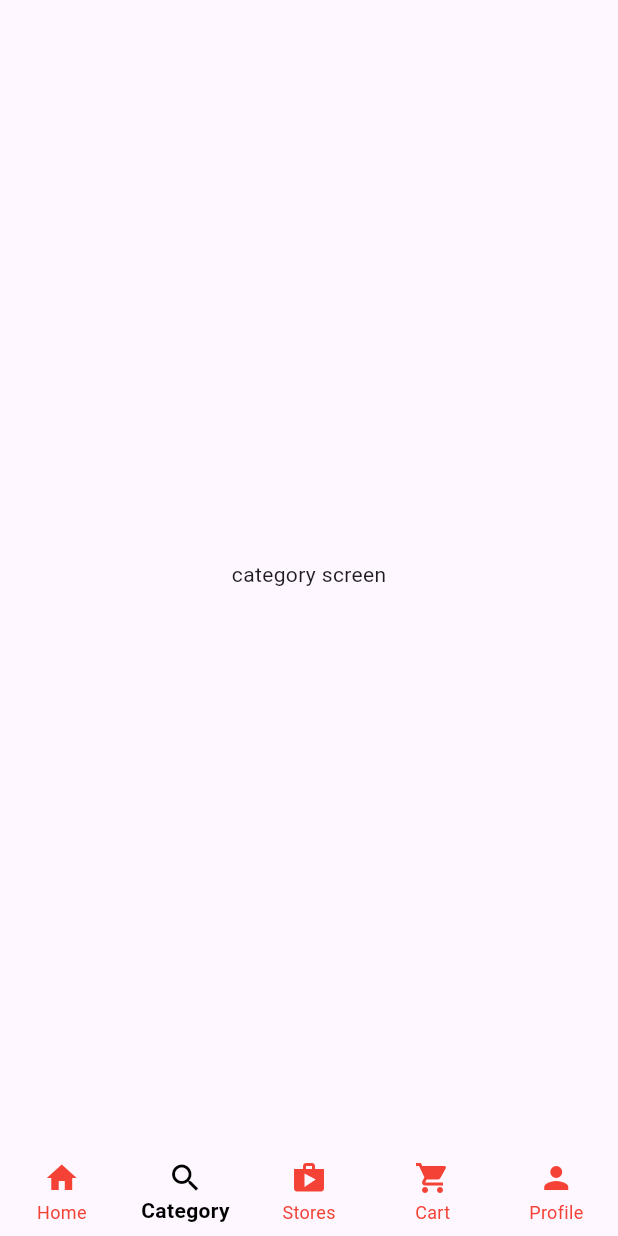
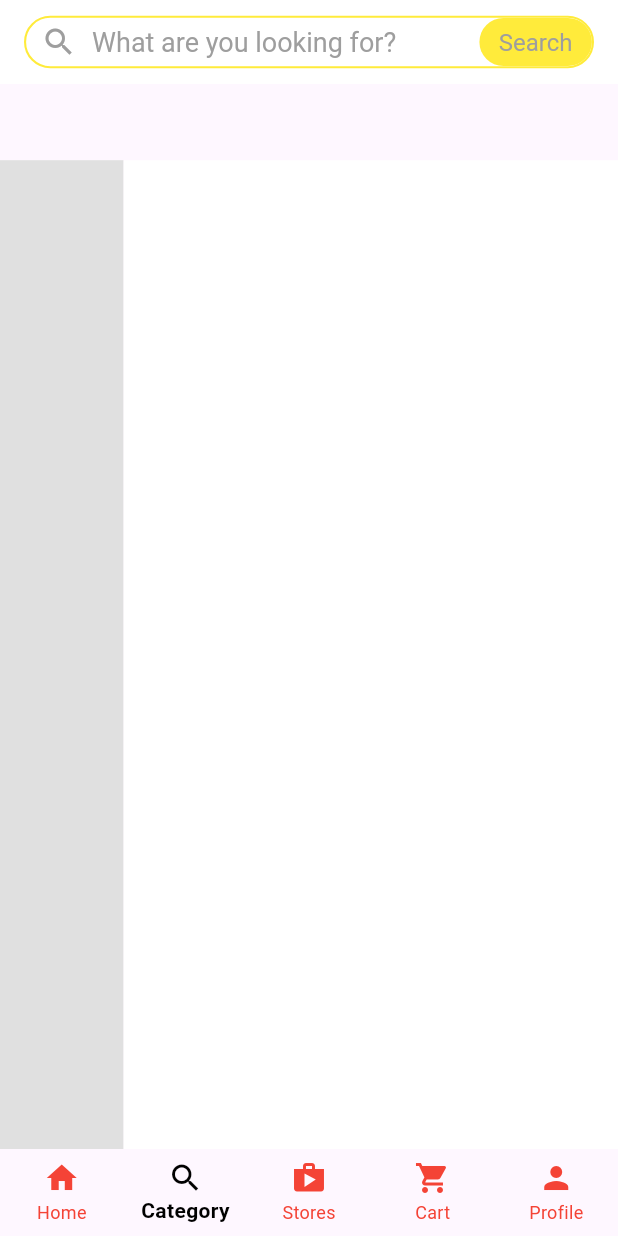
Before and after one commit to Xcheche/multi_store_app, a Flutter app: the screen it shows after launch, item 2 of the bottom bar chosen, on a phone screen of 412 x 824 dp. Run offline on Flutter 3.47's test engine with Material 3 defaults, Android fonts, the phone set to English and light mode, and no system bars.

Commit message:
category_screen implemented

```diff
--- /dev/null
+++ b/lib/main_screens/category.dart
@@ -0,0 +1,53 @@
+import 'package:flutter/material.dart';
+import 'package:multi_store_app/widgets/fake_search.dart';
+
+class CategoryScreen extends StatefulWidget {
+  const CategoryScreen({Key? key}) : super(key: key);
+
+  @override
+  State<CategoryScreen> createState() => _CategoryScreenState();
+}
+
+class _CategoryScreenState extends State<CategoryScreen> {
+  @override
+  Widget build(BuildContext context) {
+    var size = MediaQuery.of(context).size;
+    return Scaffold(
+      appBar: AppBar(
+        elevation: 0,
+        backgroundColor: Colors.white,
+        title: const fakesearch(),
+      ),
+      body: Stack(
+        children: [
+          Positioned(
+            bottom: 0,
+            left: 0,
+            child: sideNavigator(size),
+          ),
+          Positioned(
+            bottom: 0,
+            right: 0,
+            child: categoryView(size),
+          ),
+        ],
+      ),
+    );
+  }
+
+  Widget sideNavigator(Size size) {
+    return Container(
+      height: MediaQuery.of(context).size.height * 0.8,
+      width: size.width * 0.2,
+      color: Colors.grey.shade300,
+    );
+  }
+
+  Widget categoryView(Size size) {
+    return Container(
+      height: size.height * 0.8,
+      width: size.width * 0.8,
+      color: Colors.white,
+    );
+  }
+}
--- a/lib/main_screens/customer_home.dart
+++ b/lib/main_screens/customer_home.dart
@@ -1,4 +1,5 @@
 import 'package:flutter/material.dart';
+import 'package:multi_store_app/main_screens/category.dart';
 import 'package:multi_store_app/main_screens/home.dart';
 
 class CustomerHomeScreen extends StatefulWidget {
@@ -12,9 +13,7 @@ class _CustomerHomeScreenState extends State<CustomerHomeScreen> {
   int _selectedIndex = 0;
   final List<Widget> _tabs = const [
     HomeScreen(),
-    Center(
-      child: Text("category screen"),
-    ),
+    CategoryScreen(),
     Center(
       child: Text("stores screen"),
     ),
--- a/lib/main_screens/home.dart
+++ b/lib/main_screens/home.dart
@@ -2,6 +2,7 @@ import 'package:flutter/cupertino.dart';
 import 'package:flutter/material.dart';
 
 import '../minor_screens/search.dart';
+import '../widgets/fake_search.dart';
 
 class HomeScreen extends StatefulWidget {
   const HomeScreen({Key? key}) : super(key: key);
@@ -19,55 +20,7 @@ class _HomeScreenState extends State<HomeScreen> {
         appBar: AppBar(
           elevation: 0,
           backgroundColor: Colors.white,
-          title: InkWell(
-            onTap: () {
-              Navigator.push(
-                  context,
-                  MaterialPageRoute(
-                      builder: (context) => const SearchScreen()));
-            },
-            child: Container(
-              height: 35,
-              decoration: BoxDecoration(
-                border: Border.all(color: Colors.yellow, width: 1.4),
-                borderRadius: BorderRadius.circular(25),
-              ),
-              child: Row(
-                mainAxisAlignment: MainAxisAlignment.spaceBetween,
-                children: [
-                  const Row(
-                    children: [
-                      Padding(
-                        padding: EdgeInsets.symmetric(horizontal: 10),
-                        child: Icon(
-                          Icons.search,
-                          color: Colors.grey,
-                        ),
-                      ),
-                      Text(
-                        'What are you looking for?',
-                        style: TextStyle(color: Colors.grey, fontSize: 18),
-                      ),
-                    ],
-                  ),
-                  Container(
-                    height: 32,
-                    width: 75,
-                    decoration: BoxDecoration(
-                      color: Colors.yellow,
-                      borderRadius: BorderRadius.circular(25),
-                    ),
-                    child: const Center(
-                      child: Text(
-                        'Search',
-                        style: TextStyle(fontSize: 16, color: Colors.grey),
-                      ),
-                    ),
-                  ),
-                ],
-              ),
-            ),
-          ),
+          title: fakesearch(),
           bottom: const TabBar(
             isScrollable: true,
             indicatorColor: Colors.yellow,
@@ -102,23 +55,3 @@ class _HomeScreenState extends State<HomeScreen> {
     );
   }
 }
-
-class RepeatedTab extends StatelessWidget {
-  final String label;
-  const RepeatedTab({
-    Key? key,
-    required this.label,
-  }) : super(key: key);
-
-  @override
-  Widget build(BuildContext context) {
-    return Tab(
-      child: Text(
-        label,
-        style: TextStyle(
-          color: Colors.grey.shade600,
-        ),
-      ),
-    );
-  }
-}
--- /dev/null
+++ b/lib/widgets/fake_search.dart
@@ -0,0 +1,84 @@
+import 'package:flutter/material.dart';
+
+import '../minor_screens/search.dart';
+
+class fakesearch extends StatelessWidget {
+  const fakesearch({
+    Key? key,
+  }) : super(key: key);
+
+  @override
+  Widget build(BuildContext context) {
+    return InkWell(
+      onTap: () {
+        Navigator.push(
+          context,
+          MaterialPageRoute(
+            builder: (context) => const SearchScreen(),
+          ),
+        );
+      },
+      child: Container(
+        height: 35,
+        decoration: BoxDecoration(
+          border: Border.all(color: Colors.yellow, width: 1.4),
+          borderRadius: BorderRadius.circular(25),
+        ),
+        child: Row(
+          mainAxisAlignment: MainAxisAlignment.spaceBetween,
+          children: [
+            const Row(
+              children: [
+                Padding(
+                  padding: EdgeInsets.symmetric(horizontal: 10),
+                  child: Icon(
+                    Icons.search,
+                    color: Colors.grey,
+                  ),
+                ),
+                Text(
+                  'What are you looking for?',
+                  style: TextStyle(color: Colors.grey, fontSize: 18),
+                ),
+              ],
+            ),
+            Container(
+              height: 32,
+              width: 75,
+              decoration: BoxDecoration(
+                color: Colors.yellow,
+                borderRadius: BorderRadius.circular(25),
+              ),
+              child: const Center(
+                child: Text(
+                  'Search',
+                  style: TextStyle(fontSize: 16, color: Colors.grey),
+                ),
+              ),
+            ),
+          ],
+        ),
+      ),
+    );
+  }
+}
+
+class RepeatedTab extends StatelessWidget {
+  final String label;
+  const RepeatedTab({
+    Key? key,
+    required this.label,
+  }) : super(key: key);
+
+  @override
+  Widget build(BuildContext context) {
+    return Tab(
+      child: Text(
+        label,
+        style: TextStyle(
+          color: Colors.grey.shade600,
+        ),
+      ),
+    );
+  }
+}
```
Also changed, not shown: 2 other files.
